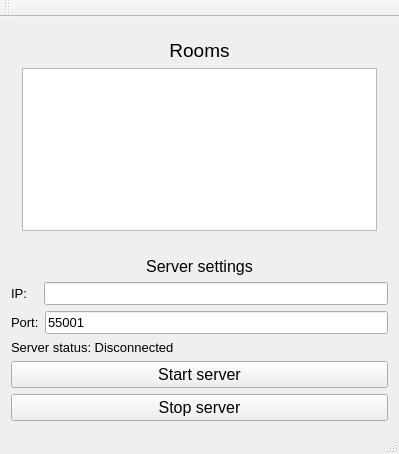
Before: the Qt Designer form TCP_Chat_Server/mainwindow.ui in Skau/TCPChat, drawn with Qt 5.
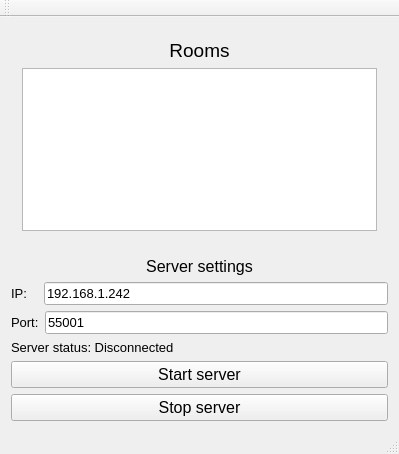
After: the same form once the commit is applied.

```diff
--- a/TCP_Chat_Server/mainwindow.ui
+++ b/TCP_Chat_Server/mainwindow.ui
@@ -141,7 +141,7 @@
              </font>
             </property>
             <property name="text">
-             <string/>
+             <string>192.168.1.242</string>
             </property>
            </widget>
           </item>
```
